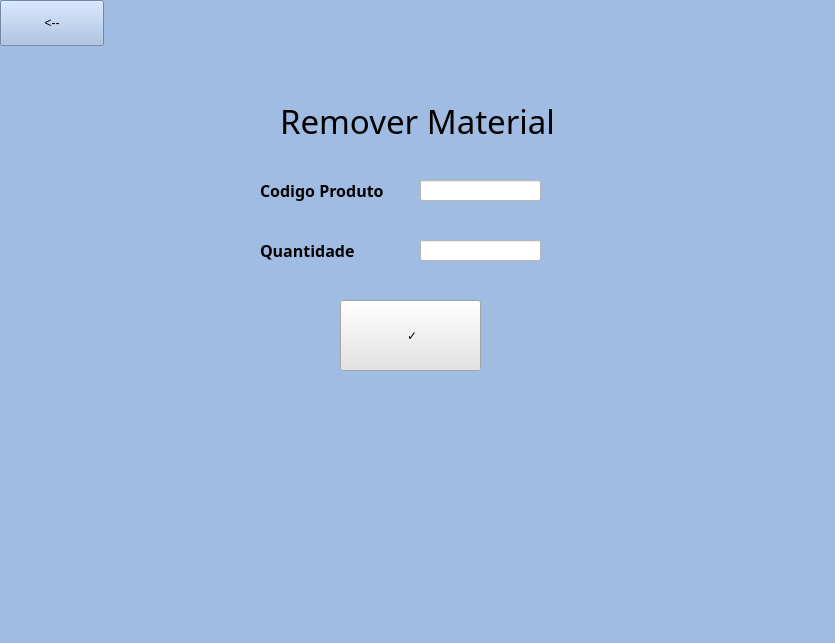
victorkok/OPE-Oficina-Mecanica, file SYSTEM CONTROL/Estoquer.ui: the form before one commit.
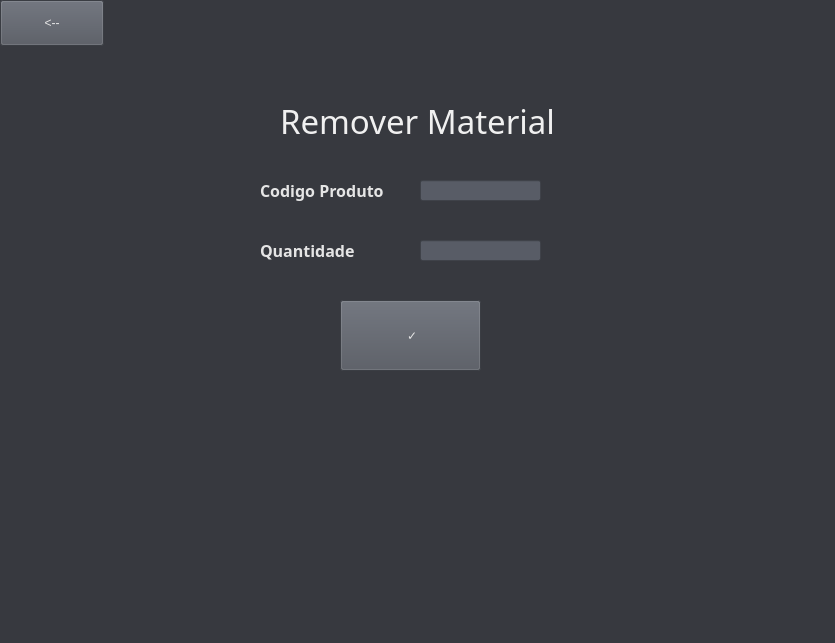
The form after the commit.

Patch:
```diff
--- a/SYSTEM CONTROL/Estoquer.ui
+++ b/SYSTEM CONTROL/Estoquer.ui
@@ -14,7 +14,8 @@
    <string>MainWindow</string>
   </property>
   <property name="styleSheet">
-   <string notr="true">background-color: rgb(161, 188, 227);</string>
+   <string notr="true">background-color : rgb(55, 57, 63);
+color: rgb(229, 229, 229);</string>
   </property>
   <widget class="QWidget" name="centralwidget">
    <widget class="QLabel" name="label">
@@ -36,7 +37,7 @@
      <bool>false</bool>
     </property>
     <property name="styleSheet">
-     <string notr="true">color: rgb(0, 0, 0);</string>
+     <string notr="true">color: rgb(240, 240, 240);</string>
     </property>
     <property name="text">
      <string>Remover Material</string>
@@ -69,10 +70,6 @@
     <property name="autoFillBackground">
      <bool>false</bool>
     </property>
-    <property name="styleSheet">
-     <string notr="true">color: rgb(0, 0, 0);
-</string>
-    </property>
     <property name="text">
      <string>Codigo Produto</string>
     </property>
@@ -98,9 +95,6 @@
       <bold>true</bold>
      </font>
     </property>
-    <property name="styleSheet">
-     <string notr="true">color: rgb(0, 0, 0);</string>
-    </property>
     <property name="text">
      <string>Quantidade</string>
     </property>
@@ -118,7 +112,7 @@
      </rect>
     </property>
     <property name="styleSheet">
-     <string notr="true">background-color: rgb(255, 255, 255);</string>
+     <string notr="true">background-color: rgb(88, 92, 102);</string>
     </property>
    </widget>
    <widget class="QPushButton" name="buttonr">
@@ -131,7 +125,7 @@
      </rect>
     </property>
     <property name="styleSheet">
-     <string notr="true">background-color: rgb(227, 227, 227);</string>
+     <string notr="true">background-color: rgb(81, 85, 94);</string>
     </property>
     <property name="text">
      <string>	✓</string>
@@ -147,7 +141,7 @@
      </rect>
     </property>
     <property name="styleSheet">
-     <string notr="true">background-color: rgb(255, 255, 255);</string>
+     <string notr="true">background-color: rgb(88, 92, 102);</string>
     </property>
    </widget>
    <widget class="QPushButton" name="voltar">
@@ -170,6 +164,9 @@
       <pointsize>9</pointsize>
      </font>
     </property>
+    <property name="styleSheet">
+     <string notr="true">background-color: rgb(81, 85, 94);</string>
+    </property>
     <property name="text">
      <string>&lt;--</string>
     </property>
```
